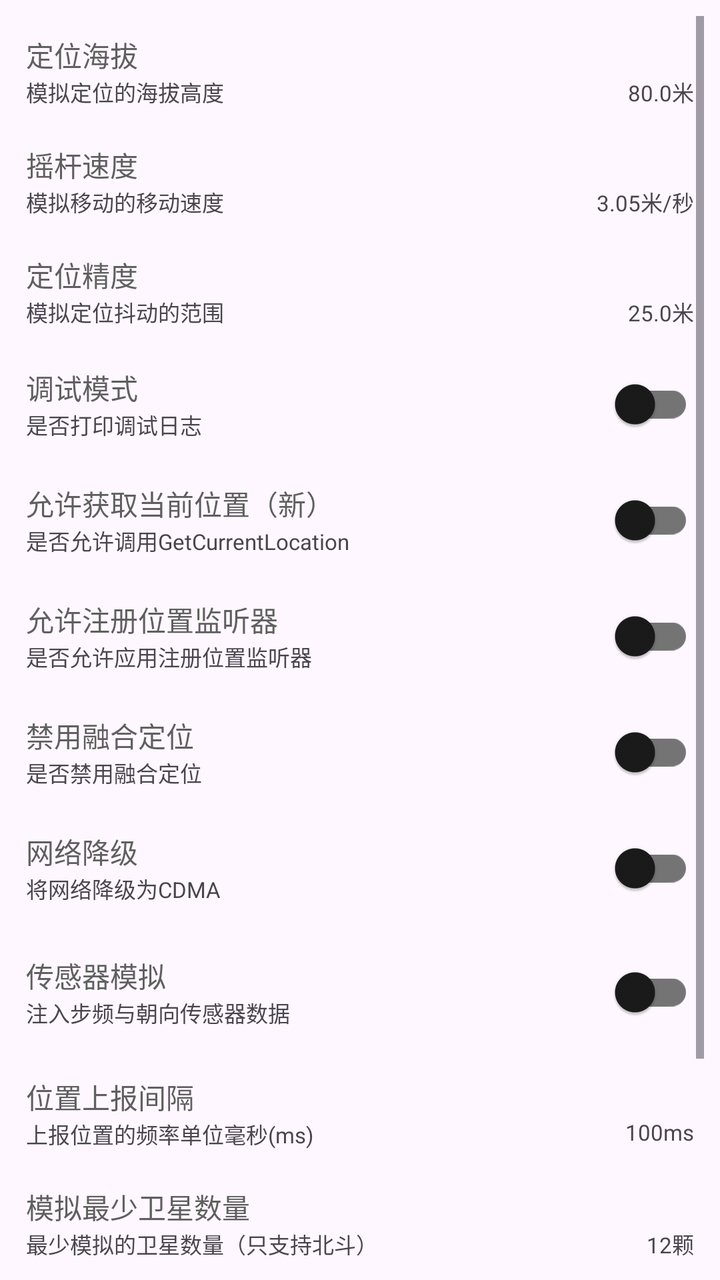
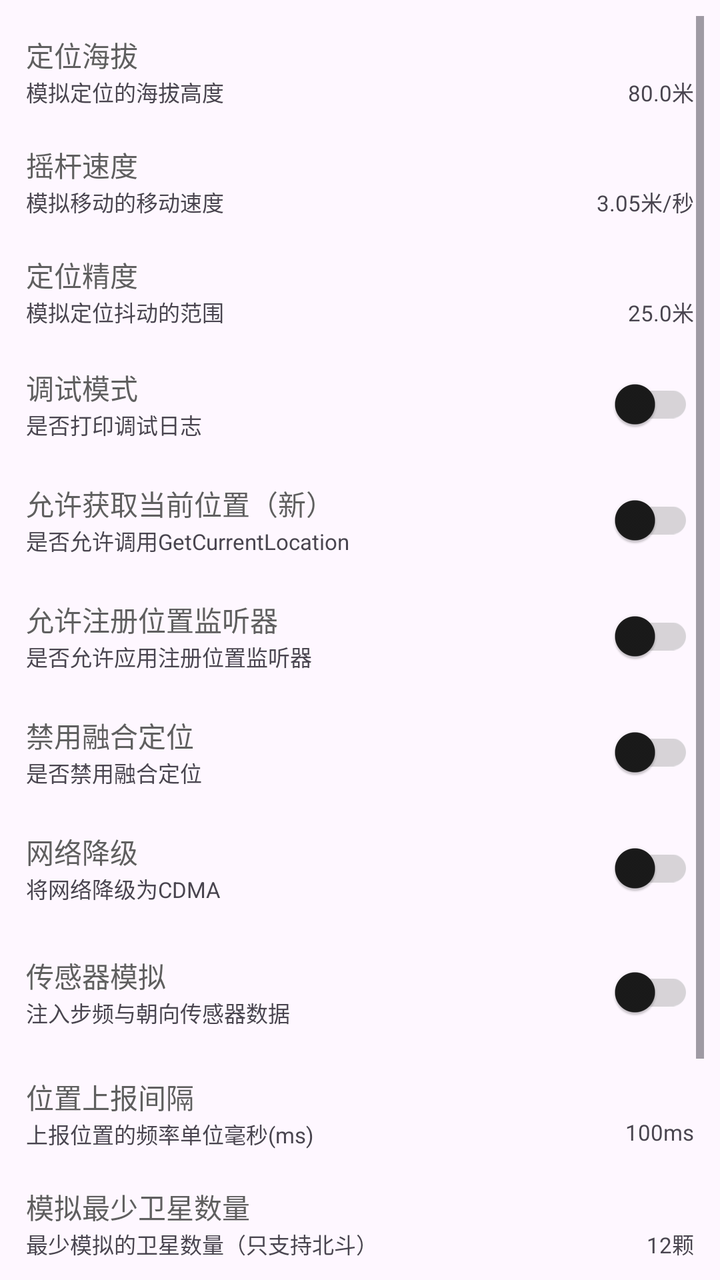

The first picture is an Android layout as it rendered before a commit; the second is the same layout after the commit. The layout source and the unified diff follow.
<!-- AndroidManifest.xml: application theme AppTheme -->
<!-- res/layout/fragment_settings.xml -->
<?xml version="1.0" encoding="utf-8"?>
<androidx.constraintlayout.widget.ConstraintLayout xmlns:android="http://schemas.android.com/apk/res/android"
    xmlns:app="http://schemas.android.com/apk/res-auto"
    xmlns:tools="http://schemas.android.com/tools"
    android:layout_width="match_parent"
    android:layout_height="match_parent"
    android:padding="8dp"
    tools:context=".ui.settings.SettingsFragment">

    <ScrollView
        android:layout_width="match_parent"
        android:layout_height="0dp"
        app:layout_constraintTop_toTopOf="parent"
        app:layout_constraintStart_toStartOf="parent">

        <LinearLayout
            android:layout_width="match_parent"
            android:layout_height="wrap_content"
            android:orientation="vertical">

            <LinearLayout
                android:id="@+id/selinux_layout"
                android:visibility="gone"
                android:layout_width="match_parent"
                android:layout_height="wrap_content"
                android:gravity="center_vertical"
                android:orientation="horizontal"
                android:padding="5dp">
                <LinearLayout
                    android:layout_width="0dp"
                    android:layout_height="wrap_content"
                    android:layout_weight="1"
                    android:orientation="vertical"
                    android:gravity="center_vertical">
                    <com.google.android.material.textview.MaterialTextView
                        android:layout_width="wrap_content"
                        android:layout_height="wrap_content"
                        android:text="@string/selinux"
                        android:textColor="?attr/colorOnSurfaceVariant" />
                    <com.google.android.material.textview.MaterialTextView
                        android:layout_width="wrap_content"
                        android:layout_height="wrap_content"
                        android:text="@string/need_open_selinux"
                        android:textSize="11sp" />
                </LinearLayout>
                <com.google.android.material.switchmaterial.SwitchMaterial
                    android:id="@+id/selinux_switch"
                    android:layout_width="0dp"
                    android:layout_weight="1"
                    android:layout_height="wrap_content"
                    android:layout_gravity="center_vertical"
                    app:useMaterialThemeColors="true"/>
            </LinearLayout>

            <androidx.constraintlayout.widget.ConstraintLayout
                android:id="@+id/altitude_layout"
                android:layout_width="match_parent"
                android:layout_height="wrap_content"
                android:gravity="center_vertical"
                android:padding="5dp"
                android:layout_marginTop="4dp"
                android:layout_marginBottom="4dp">

                <com.google.android.material.textview.MaterialTextView
                    android:id="@+id/altitude_title"
                    android:layout_width="wrap_content"
                    android:layout_height="wrap_content"
                    android:text="@string/altitude"
                    android:textColor="?attr/colorOnSurfaceVariant"
                    app:layout_constraintStart_toStartOf="parent"
                    app:layout_constraintTop_toTopOf="parent"/>

                <com.google.android.material.textview.MaterialTextView
                    android:id="@+id/altitude_desc"
                    android:layout_width="wrap_content"
                    android:layout_height="wrap_content"
                    android:text="@string/altitude_desc"
                    android:textSize="11sp"
                    app:layout_constraintStart_toStartOf="parent"
                    app:layout_constraintTop_toBottomOf="@id/altitude_title"/>

                <com.google.android.material.textview.MaterialTextView
                    android:id="@+id/altitude_value"
                    android:layout_width="wrap_content"
                    android:layout_height="wrap_content"
                    android:text="80.0米"
                    android:textSize="11sp"
                    app:layout_constraintTop_toBottomOf="@id/altitude_title"
                    app:layout_constraintEnd_toEndOf="parent" />

            </androidx.constraintlayout.widget.ConstraintLayout>

            <androidx.constraintlayout.widget.ConstraintLayout
                android:id="@+id/speed_layout"
                android:layout_width="match_parent"
                android:layout_height="wrap_content"
                android:gravity="center_vertical"
                android:padding="5dp"
                android:layout_marginTop="4dp"
                android:layout_marginBottom="4dp">

                <com.google.android.material.textview.MaterialTextView
                    android:id="@+id/speed_title"
                    android:layout_width="wrap_content"
                    android:layout_height="wrap_content"
                    android:text="@string/rocker_speed"
                    android:textColor="?attr/colorOnSurfaceVariant"
                    app:layout_constraintStart_toStartOf="parent"
                    app:layout_constraintTop_toTopOf="parent"/>

                <com.google.android.material.textview.MaterialTextView
                    android:id="@+id/speed_desc"
                    android:layout_width="wrap_content"
                    android:layout_height="wrap_content"
                    android:text="@string/rocker_speed_desc"
                    android:textSize="11sp"
                    app:layout_constraintStart_toStartOf="parent"
                    app:layout_constraintTop_toBottomOf="@id/speed_title"/>

                <com.google.android.material.textview.MaterialTextView
                    android:id="@+id/speed_value"
                    android:layout_width="wrap_content"
                    android:layout_height="wrap_content"
                    android:text="3.05米/秒"
                    android:textSize="11sp"
                    app:layout_constraintTop_toBottomOf="@id/speed_title"
                    app:layout_constraintEnd_toEndOf="parent" />

            </androidx.constraintlayout.widget.ConstraintLayout>

            <androidx.constraintlayout.widget.ConstraintLayout
                android:id="@+id/accuracy_layout"
                android:layout_width="match_parent"
                android:layout_height="wrap_content"
                android:gravity="center_vertical"
                android:padding="5dp"
                android:layout_marginTop="4dp"
                android:layout_marginBottom="4dp">

                <com.google.android.material.textview.MaterialTextView
                    android:id="@+id/accuracy_title"
                    android:layout_width="wrap_content"
                    android:layout_height="wrap_content"
                    android:text="@string/accuracy"
                    android:textColor="?attr/colorOnSurfaceVariant"
                    app:layout_constraintStart_toStartOf="parent"
                    app:layout_constraintTop_toTopOf="parent"/>

                <com.google.android.material.textview.MaterialTextView
                    android:id="@+id/accuracy_desc"
                    android:layout_width="wrap_content"
                    android:layout_height="wrap_content"
                    android:text="@string/accuracy_desc"
                    android:textSize="11sp"
                    app:layout_constraintStart_toStartOf="parent"
                    app:layout_constraintTop_toBottomOf="@id/accuracy_title"/>

                <com.google.android.material.textview.MaterialTextView
                    android:id="@+id/accuracy_value"
                    android:layout_width="wrap_content"
                    android:layout_height="wrap_content"
                    android:text="25.0米"
                    android:textSize="11sp"
                    app:layout_constraintTop_toBottomOf="@id/accuracy_title"
                    app:layout_constraintEnd_toEndOf="parent" />

            </androidx.constraintlayout.widget.ConstraintLayout>

            <LinearLayout
                android:id="@+id/debug_layout"
                android:layout_width="match_parent"
                android:layout_height="wrap_content"
                android:padding="5dp"
                android:gravity="center_vertical"
                android:orientation="horizontal">
                <LinearLayout
                    android:layout_width="0dp"
                    android:layout_height="wrap_content"
                    android:layout_weight="1"
                    android:orientation="vertical"
                    android:gravity="center_vertical">
                    <com.google.android.material.textview.MaterialTextView
                        android:layout_width="wrap_content"
                        android:layout_height="wrap_content"
                        android:text="@string/debug"
                        android:textColor="?attr/colorOnSurfaceVariant" />
                    <com.google.android.material.textview.MaterialTextView
                        android:layout_width="wrap_content"
                        android:layout_height="wrap_content"
                        android:text="@string/debug_desc"
                        android:textSize="11sp" />
                </LinearLayout>
                <com.google.android.material.switchmaterial.SwitchMaterial
                    android:id="@+id/debug_switch"
                    android:layout_width="0dp"
                    android:layout_weight="1"
                    android:layout_height="wrap_content"
                    android:layout_gravity="center_vertical"
                    app:useMaterialThemeColors="true"/>
            </LinearLayout>

            <LinearLayout
                android:id="@+id/dgc_layout"
                android:layout_width="match_parent"
                android:layout_height="wrap_content"
                android:gravity="center_vertical"
                android:padding="5dp"
                android:orientation="horizontal">
                <LinearLayout
                    android:layout_width="0dp"
                    android:layout_height="wrap_content"
                    android:layout_weight="1"
                    android:orientation="vertical"
                    android:gravity="center_vertical">
                    <com.google.android.material.textview.MaterialTextView
                        android:layout_width="wrap_content"
                        android:layout_height="wrap_content"
                        android:text="@string/dgc"
                        android:textColor="?attr/colorOnSurfaceVariant" />
                    <com.google.android.material.textview.MaterialTextView
                        android:layout_width="wrap_content"
                        android:layout_height="wrap_content"
                        android:text="@string/dgc_desc"
                        android:textSize="11sp" />
                </LinearLayout>
                <com.google.android.material.switchmaterial.SwitchMaterial
                    android:id="@+id/dgc_switch"
                    android:layout_width="0dp"
                    android:layout_weight="1"
                    android:layout_height="wrap_content"
                    android:layout_gravity="center_vertical"
                    app:useMaterialThemeColors="true"/>
            </LinearLayout>

            <LinearLayout
                android:id="@+id/rll_layout"
                android:layout_width="match_parent"
                android:layout_height="wrap_content"
                android:gravity="center_vertical"
                android:padding="5dp"
                android:orientation="horizontal">
                <LinearLayout
                    android:layout_width="0dp"
                    android:layout_height="wrap_content"
                    android:layout_weight="1"
                    android:orientation="vertical"
                    android:gravity="center_vertical">
                    <com.google.android.material.textview.MaterialTextView
                        android:layout_width="wrap_content"
                        android:layout_height="wrap_content"
                        android:text="@string/rll"
                        android:textColor="?attr/colorOnSurfaceVariant" />
                    <com.google.android.material.textview.MaterialTextView
                        android:layout_width="wrap_content"
                        android:layout_height="wrap_content"
                        android:text="@string/rll_desc"
                        android:textSize="11sp" />
                </LinearLayout>
                <com.google.android.material.switchmaterial.SwitchMaterial
                    android:id="@+id/rll_switch"
                    android:layout_width="0dp"
                    android:layout_weight="1"
                    android:layout_height="wrap_content"
                    android:layout_gravity="center_vertical"
                    app:useMaterialThemeColors="true"/>
            </LinearLayout>

            <LinearLayout
                android:id="@+id/dfused_layout"
                android:layout_width="match_parent"
                android:layout_height="wrap_content"
                android:gravity="center_vertical"
                android:padding="5dp"
                android:orientation="horizontal">
                <LinearLayout
                    android:layout_width="0dp"
                    android:layout_height="wrap_content"
                    android:layout_weight="1"
                    android:orientation="vertical"
                    android:gravity="center_vertical">
                    <com.google.android.material.textview.MaterialTextView
                        android:layout_width="wrap_content"
                        android:layout_height="wrap_content"
                        android:text="@string/dfused"
                        android:textColor="?attr/colorOnSurfaceVariant" />
                    <com.google.android.material.textview.MaterialTextView
                        android:layout_width="wrap_content"
                        android:layout_height="wrap_content"
                        android:text="@string/dfused_desc"
                        android:textSize="11sp" />
                </LinearLayout>
                <com.google.android.material.switchmaterial.SwitchMaterial
                    android:id="@+id/dfused_switch"
                    android:layout_width="0dp"
                    android:layout_weight="1"
                    android:layout_height="wrap_content"
                    android:layout_gravity="center_vertical"
                    app:useMaterialThemeColors="true"/>
            </LinearLayout>

            <LinearLayout
                android:id="@+id/cdma_layout"
                android:layout_width="match_parent"
                android:layout_height="wrap_content"
                android:gravity="center_vertical"
                android:padding="5dp"
                android:orientation="horizontal">
                <LinearLayout
                    android:layout_width="0dp"
                    android:layout_height="wrap_content"
                    android:layout_weight="1"
                    android:orientation="vertical"
                    android:gravity="center_vertical">
                    <com.google.android.material.textview.MaterialTextView
                        android:layout_width="wrap_content"
                        android:layout_height="wrap_content"
                        android:text="@string/cdma"
                        android:textColor="?attr/colorOnSurfaceVariant" />
                    <com.google.android.material.textview.MaterialTextView
                        android:layout_width="wrap_content"
                        android:layout_height="wrap_content"
                        android:text="@string/cdma_desc"
                        android:textSize="11sp" />
                </LinearLayout>
                <com.google.android.material.switchmaterial.SwitchMaterial
                    android:id="@+id/cdma_switch"
                    android:layout_width="0dp"
                    android:layout_weight="1"
                    android:layout_height="wrap_content"
                    android:layout_gravity="center_vertical"
                    app:useMaterialThemeColors="true"/>
            </LinearLayout>

            <LinearLayout
                android:id="@+id/sensor_hook_layout"
                android:layout_width="match_parent"
                android:layout_height="wrap_content"
                android:visibility="gone"
                android:gravity="center_vertical"
                android:padding="5dp"
                android:orientation="horizontal">
                <LinearLayout
                    android:layout_width="0dp"
                    android:layout_height="wrap_content"
                    android:layout_weight="1"
                    android:orientation="vertical"
                    android:gravity="center_vertical">
                    <com.google.android.material.textview.MaterialTextView
                        android:layout_width="wrap_content"
                        android:layout_height="wrap_content"
                        android:text="@string/hook_sensor"
                        android:textColor="?attr/colorOnSurfaceVariant" />
                    <com.google.android.material.textview.MaterialTextView
                        android:layout_width="wrap_content"
                        android:layout_height="wrap_content"
                        android:text="@string/hook_sensor_desc"
                        android:textSize="11sp" />
                </LinearLayout>
                <com.google.android.material.switchmaterial.SwitchMaterial
                    android:id="@+id/sensor_hook_switch"
                    android:layout_width="0dp"
                    android:layout_weight="1"
                    android:layout_height="wrap_content"
                    android:layout_gravity="center_vertical"
                    app:useMaterialThemeColors="true"/>
            </LinearLayout>

            <LinearLayout
                android:id="@+id/sensor_mock_mode_layout"
                android:layout_width="match_parent"
                android:layout_height="wrap_content"
                android:layout_marginTop="4dp"
                android:layout_marginBottom="4dp"
                android:gravity="center_vertical"
                android:orientation="horizontal"
                android:padding="5dp">
                <LinearLayout
                    android:layout_width="0dp"
                    android:layout_height="wrap_content"
                    android:layout_weight="1"
                    android:gravity="center_vertical"
                    android:orientation="vertical">
                    <com.google.android.material.textview.MaterialTextView
                        android:layout_width="wrap_content"
                        android:layout_height="wrap_content"
                        android:text="传感器模拟"
                        android:textColor="?attr/colorOnSurfaceVariant" />
                    <com.google.android.material.textview.MaterialTextView
                        android:layout_width="wrap_content"
                        android:layout_height="wrap_content"
                        android:textSize="11sp"
                        android:text="注入步频与朝向传感器数据" />
                </LinearLayout>
                <com.google.android.material.switchmaterial.SwitchMaterial
                    android:id="@+id/sensor_mock_enabled_switch"
                    android:layout_width="0dp"
                    android:layout_weight="1"
                    android:layout_height="wrap_content"
                    android:layout_gravity="center_vertical"
                    app:useMaterialThemeColors="true"/>
            </LinearLayout>

            <androidx.constraintlayout.widget.ConstraintLayout
                android:id="@+id/report_duration_layout"
                android:layout_width="match_parent"
                android:layout_height="wrap_content"
                android:gravity="center_vertical"
                android:padding="5dp"
                android:layout_marginTop="4dp"
                android:layout_marginBottom="4dp">

                <com.google.android.material.textview.MaterialTextView
                    android:id="@+id/report_duration_title"
                    android:layout_width="wrap_content"
                    android:layout_height="wrap_content"
                    android:text="@string/item_report_duration_title"
                    android:textColor="?attr/colorOnSurfaceVariant"
                    app:layout_constraintStart_toStartOf="parent"
                    app:layout_constraintTop_toTopOf="parent"/>

                <com.google.android.material.textview.MaterialTextView
                    android:id="@+id/report_duration_desc"
                    android:layout_width="wrap_content"
                    android:layout_height="wrap_content"
                    android:text="@string/item_report_duration_desc"
                    android:textSize="11sp"
                    app:layout_constraintStart_toStartOf="parent"
                    app:layout_constraintTop_toBottomOf="@id/report_duration_title"/>

                <com.google.android.material.textview.MaterialTextView
                    android:id="@+id/report_duration_value"
                    android:layout_width="wrap_content"
                    android:layout_height="wrap_content"
                    android:text="@string/item_report_duration_value"
                    android:textSize="11sp"
                    app:layout_constraintTop_toBottomOf="@id/report_duration_title"
                    app:layout_constraintEnd_toEndOf="parent" />

            </androidx.constraintlayout.widget.ConstraintLayout>

            <androidx.constraintlayout.widget.ConstraintLayout
                android:id="@+id/satellite_count_layout"
                android:layout_width="match_parent"
                android:layout_height="wrap_content"
                android:gravity="center_vertical"
                android:padding="5dp"
                android:layout_marginTop="4dp"
                android:layout_marginBottom="4dp">

                <com.google.android.material.textview.MaterialTextView
                    android:id="@+id/satellite_count_title"
                    android:layout_width="wrap_content"
                    android:layout_height="wrap_content"
                    android:text="模拟最少卫星数量"
                    android:textColor="?attr/colorOnSurfaceVariant"
                    app:layout_constraintStart_toStartOf="parent"
                    app:layout_constraintTop_toTopOf="parent"/>

                <com.google.android.material.textview.MaterialTextView
                    android:id="@+id/satellite_count_desc"
                    android:layout_width="wrap_content"
                    android:layout_height="wrap_content"
                    android:text="最少模拟的卫星数量（只支持北斗）"
                    android:textSize="11sp"
                    app:layout_constraintStart_toStartOf="parent"
                    app:layout_constraintTop_toBottomOf="@id/satellite_count_title"/>

                <com.google.android.material.textview.MaterialTextView
                    android:id="@+id/satellite_count_value"
                    android:layout_width="wrap_content"
                    android:layout_height="wrap_content"
                    android:text="12颗"
                    android:textSize="11sp"
                    app:layout_constraintTop_toBottomOf="@id/satellite_count_title"
                    app:layout_constraintEnd_toEndOf="parent" />

            </androidx.constraintlayout.widget.ConstraintLayout>

            <LinearLayout
                android:id="@+id/disable_wlan_scan_layout"
                android:layout_width="match_parent"
                android:layout_height="wrap_content"
                android:gravity="center_vertical"
                android:padding="5dp"
                android:orientation="horizontal">
                <LinearLayout
                    android:layout_width="0dp"
                    android:layout_height="wrap_content"
                    android:layout_weight="1"
                    android:orientation="vertical"
                    android:gravity="center_vertical">
                    <com.google.android.material.textview.MaterialTextView
                        android:layout_width="wrap_content"
                        android:layout_height="wrap_content"
                        android:text="禁用扫描WIFI列表"
                        android:textColor="?attr/colorOnSurfaceVariant" />
                    <com.google.android.material.textview.MaterialTextView
                        android:layout_width="wrap_content"
                        android:layout_height="wrap_content"
                        android:text="一定程度解决位置拉回（测试）"
                        android:textSize="11sp" />
                </LinearLayout>
                <com.google.android.material.switchmaterial.SwitchMaterial
                    android:id="@+id/disable_wlan_scan_switch"
                    android:layout_width="0dp"
                    android:layout_weight="1"
                    android:layout_height="wrap_content"
                    android:layout_gravity="center_vertical"
                    app:useMaterialThemeColors="true"/>
            </LinearLayout>

            <LinearLayout
                android:id="@+id/loop_broadcast_location_layout"
                android:layout_width="match_parent"
                android:layout_height="wrap_content"
                android:gravity="center_vertical"
                android:padding="5dp"
                android:orientation="horizontal">
                <LinearLayout
                    android:layout_width="0dp"
                    android:layout_height="wrap_content"
                    android:layout_weight="1"
                    android:orientation="vertical"
                    android:gravity="center_vertical">
                    <com.google.android.material.textview.MaterialTextView
                        android:layout_width="wrap_content"
                        android:layout_height="wrap_content"
                        android:text="反定位拉回"
                        android:textColor="?attr/colorOnSurfaceVariant" />
                    <com.google.android.material.textview.MaterialTextView
                        android:layout_width="wrap_content"
                        android:layout_height="wrap_content"
                        android:text="解决位置拉回问题 可能导致发热"
                        android:textSize="11sp" />
                </LinearLayout>
                <com.google.android.material.switchmaterial.SwitchMaterial
                    android:id="@+id/loop_broadcast_location_switch"
                    android:layout_width="0dp"
                    android:layout_weight="1"
                    android:layout_height="wrap_content"
                    android:layout_gravity="center_vertical"
                    app:useMaterialThemeColors="true"/>
            </LinearLayout>
        </LinearLayout>

    </ScrollView>
</androidx.constraintlayout.widget.ConstraintLayout>
<!-- resources referenced by this layout -->
<resources>
  <string name="accuracy">定位精度</string>
  <string name="accuracy_desc">模拟定位抖动的范围</string>
  <string name="altitude">定位海拔</string>
  <string name="altitude_desc">模拟定位的海拔高度</string>
  <string name="cdma">网络降级</string>
  <string name="cdma_desc">将网络降级为CDMA</string>
  <string name="debug">调试模式</string>
  <string name="debug_desc">是否打印调试日志</string>
  <string name="dfused">禁用融合定位</string>
  <string name="dfused_desc">是否禁用融合定位</string>
  <string name="dgc">允许获取当前位置（新）</string>
  <string name="dgc_desc">是否允许调用GetCurrentLocation</string>
  <string name="hook_sensor">传感器劫持</string>
  <string name="hook_sensor_desc">模拟步频（待完善）</string>
  <string name="item_report_duration_desc">上报位置的频率单位毫秒(ms)</string>
  <string name="item_report_duration_title">位置上报间隔</string>
  <string name="item_report_duration_value">100ms</string>
  <string name="need_open_selinux">是否开启SELinux</string>
  <string name="rll">允许注册位置监听器</string>
  <string name="rll_desc">是否允许应用注册位置监听器</string>
  <string name="rocker_speed">摇杆速度</string>
  <string name="rocker_speed_desc">模拟移动的移动速度</string>
  <string name="selinux">SELinux</string>
  <style name="AppTheme" parent="Theme.Material3.Light.NoActionBar">
          
          <item name="colorPrimary">#5F5F5F</item>
          <item name="colorOnPrimary">#FFFFFF</item>
          <item name="colorPrimaryContainer">#E0E0E0</item>
          <item name="colorOnPrimaryContainer">#1E1E1E</item>
          <item name="colorSecondary">#494949</item>
          <item name="colorOnSecondary">#FFFFFF</item>
          <item name="colorSecondaryContainer">#E7E7E7</item>
          <item name="colorOnSecondaryContainer">#2A2A2A</item>
          <item name="colorSurface">#FFFFFF</item>
          <item name="colorOnSurface">#1A1A1A</item>
          <item name="colorSurfaceVariant">#F0F0F0</item>
          <item name="colorOnSurfaceVariant">#5F5F5F</item>
          <item name="colorOutline">#747474</item>
  
          
          <item name="android:statusBarColor">@android:color/transparent</item>
          <item name="android:windowDrawsSystemBarBackgrounds">true</item>
          <item name="android:windowTranslucentStatus">true</item>
          <item name="windowActionModeOverlay">true</item>
          <item name="windowActionBar">false</item>
          <item name="windowNoTitle">true</item>
  
          
          <item name="searchViewStyle">@style/Portal.SearchViewStyle</item>
          <item name="sliderStyle">@style/Portal.SliderTheme</item>
      </style>
  <style name="Portal.SearchViewStyle" parent="Widget.AppCompat.SearchView" />
  <style name="Portal.SliderTheme" parent="Widget.Material3.Slider" />
</resources>

<!-- the commit's change to res/layout/fragment_settings.xml (unified diff, before → after) -->
@@ -49,7 +49,8 @@
                     android:layout_weight="1"
                     android:layout_height="wrap_content"
                     android:layout_gravity="center_vertical"
-                    app:useMaterialThemeColors="true"/>
+                    app:useMaterialThemeColors="true"
+                    app:trackTint="@color/switch_track_tint"/>
             </LinearLayout>
 
             <androidx.constraintlayout.widget.ConstraintLayout
@@ -196,7 +197,8 @@
                     android:layout_weight="1"
                     android:layout_height="wrap_content"
                     android:layout_gravity="center_vertical"
-                    app:useMaterialThemeColors="true"/>
+                    app:useMaterialThemeColors="true"
+                    app:trackTint="@color/switch_track_tint"/>
             </LinearLayout>
 
             <LinearLayout
@@ -229,7 +231,8 @@
                     android:layout_weight="1"
                     android:layout_height="wrap_content"
                     android:layout_gravity="center_vertical"
-                    app:useMaterialThemeColors="true"/>
+                    app:useMaterialThemeColors="true"
+                    app:trackTint="@color/switch_track_tint"/>
             </LinearLayout>
 
             <LinearLayout
@@ -262,7 +265,8 @@
                     android:layout_weight="1"
                     android:layout_height="wrap_content"
                     android:layout_gravity="center_vertical"
-                    app:useMaterialThemeColors="true"/>
+                    app:useMaterialThemeColors="true"
+                    app:trackTint="@color/switch_track_tint"/>
             </LinearLayout>
 
             <LinearLayout
@@ -295,7 +299,8 @@
                     android:layout_weight="1"
                     android:layout_height="wrap_content"
                     android:layout_gravity="center_vertical"
-                    app:useMaterialThemeColors="true"/>
+                    app:useMaterialThemeColors="true"
+                    app:trackTint="@color/switch_track_tint"/>
             </LinearLayout>
 
             <LinearLayout
@@ -328,7 +333,8 @@
                     android:layout_weight="1"
                     android:layout_height="wrap_content"
                     android:layout_gravity="center_vertical"
-                    app:useMaterialThemeColors="true"/>
+                    app:useMaterialThemeColors="true"
+                    app:trackTint="@color/switch_track_tint"/>
             </LinearLayout>
 
             <LinearLayout
@@ -362,7 +368,8 @@
                     android:layout_weight="1"
                     android:layout_height="wrap_content"
                     android:layout_gravity="center_vertical"
-                    app:useMaterialThemeColors="true"/>
+                    app:useMaterialThemeColors="true"
+                    app:trackTint="@color/switch_track_tint"/>
             </LinearLayout>
 
             <LinearLayout
@@ -397,7 +404,8 @@
                     android:layout_weight="1"
                     android:layout_height="wrap_content"
                     android:layout_gravity="center_vertical"
-                    app:useMaterialThemeColors="true"/>
+                    app:useMaterialThemeColors="true"
+                    app:trackTint="@color/switch_track_tint"/>
             </LinearLayout>
 
             <androidx.constraintlayout.widget.ConstraintLayout
@@ -506,7 +514,8 @@
                     android:layout_weight="1"
                     android:layout_height="wrap_content"
                     android:layout_gravity="center_vertical"
-                    app:useMaterialThemeColors="true"/>
+                    app:useMaterialThemeColors="true"
+                    app:trackTint="@color/switch_track_tint"/>
             </LinearLayout>
 
             <LinearLayout
@@ -539,7 +548,8 @@
                     android:layout_weight="1"
                     android:layout_height="wrap_content"
                     android:layout_gravity="center_vertical"
-                    app:useMaterialThemeColors="true"/>
+                    app:useMaterialThemeColors="true"
+                    app:trackTint="@color/switch_track_tint"/>
             </LinearLayout>
         </LinearLayout>
 
